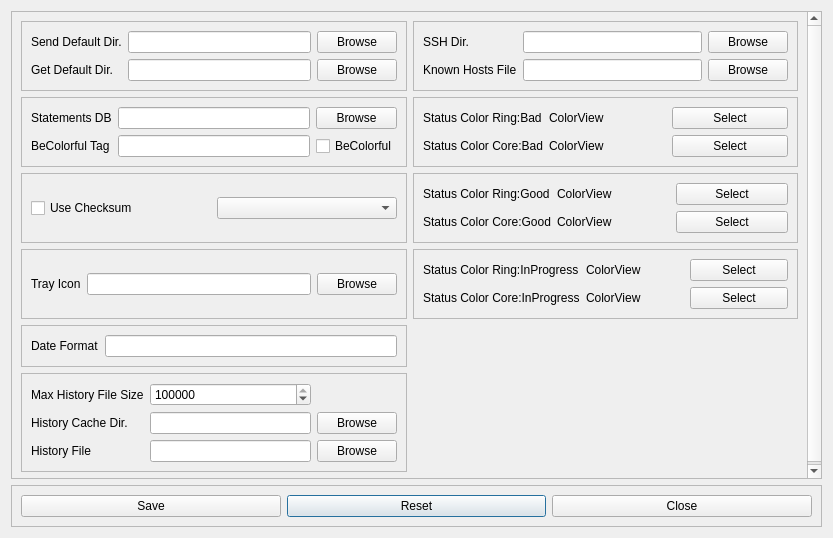
Qt form ui/scp-qt-config.ui (wwkkww1983/scp-qt) before a commit.
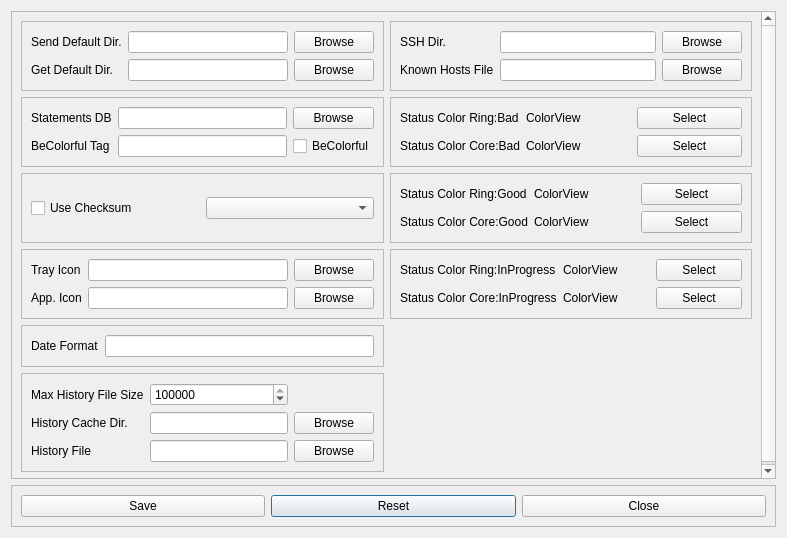
The same form after that commit.

Commit message: updates to config dialog

What changed in the file:
```diff
--- a/ui/scp-qt-config.ui
+++ b/ui/scp-qt-config.ui
@@ -6,7 +6,7 @@
    <rect>
     <x>0</x>
     <y>0</y>
-    <width>833</width>
+    <width>787</width>
     <height>538</height>
    </rect>
   </property>
@@ -63,7 +63,7 @@
          <rect>
           <x>0</x>
           <y>0</y>
-          <width>797</width>
+          <width>751</width>
           <height>519</height>
          </rect>
         </property>
@@ -215,6 +215,23 @@
                   </property>
                  </widget>
                 </item>
+                <item row="1" column="2">
+                 <widget class="QPushButton" name="browse_app_icon_path">
+                  <property name="text">
+                   <string>Browse</string>
+                  </property>
+                 </widget>
+                </item>
+                <item row="1" column="1">
+                 <widget class="QLineEdit" name="app_icon_path"/>
+                </item>
+                <item row="1" column="0">
+                 <widget class="QLabel" name="label_14">
+                  <property name="text">
+                   <string>App. Icon</string>
+                  </property>
+                 </widget>
+                </item>
                </layout>
               </item>
              </layout>
```
The commit also changes 10 other files.
